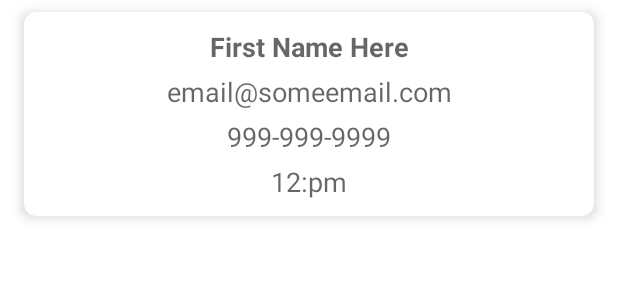
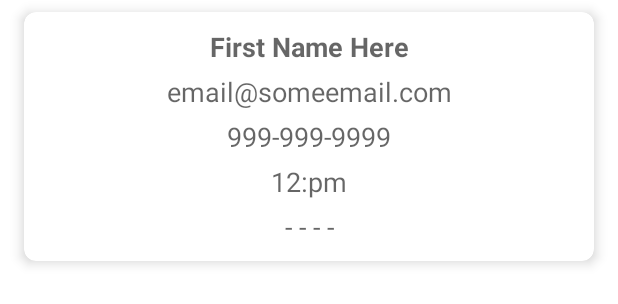
Before and after one commit to fcamas/OnSchedule, an Android app: the layout task_layout.xml on its own in the app's theme, with its tools: preview values and no code run, on a phone screen of 412 x 824 dp. Shown: the top 304 px of the screen. Run offline under Robolectric (Android 15) with nearby library versions, the phone set to English and light mode, and no system bars.

Commit message:
added services textView on cardView

```diff
--- a/app/src/main/res/layout/task_layout.xml
+++ b/app/src/main/res/layout/task_layout.xml
@@ -45,6 +45,15 @@
             android:layout_below="@id/cell_phone"
             android:text="12:pm"
             android:textAppearance="@style/TextAppearance.AppCompat.Medium" />
+        <TextView
+            android:id="@+id/cell_service"
+            android:layout_width="match_parent"
+            android:layout_height="30dp"
+            android:gravity="center_horizontal|center_vertical"
+            android:layout_below="@id/cell_time"
+            android:text="- - - -"
+            android:textAppearance="@style/TextAppearance.AppCompat.Medium" />
+
     </RelativeLayout>
 
 </androidx.cardview.widget.CardView>
```
